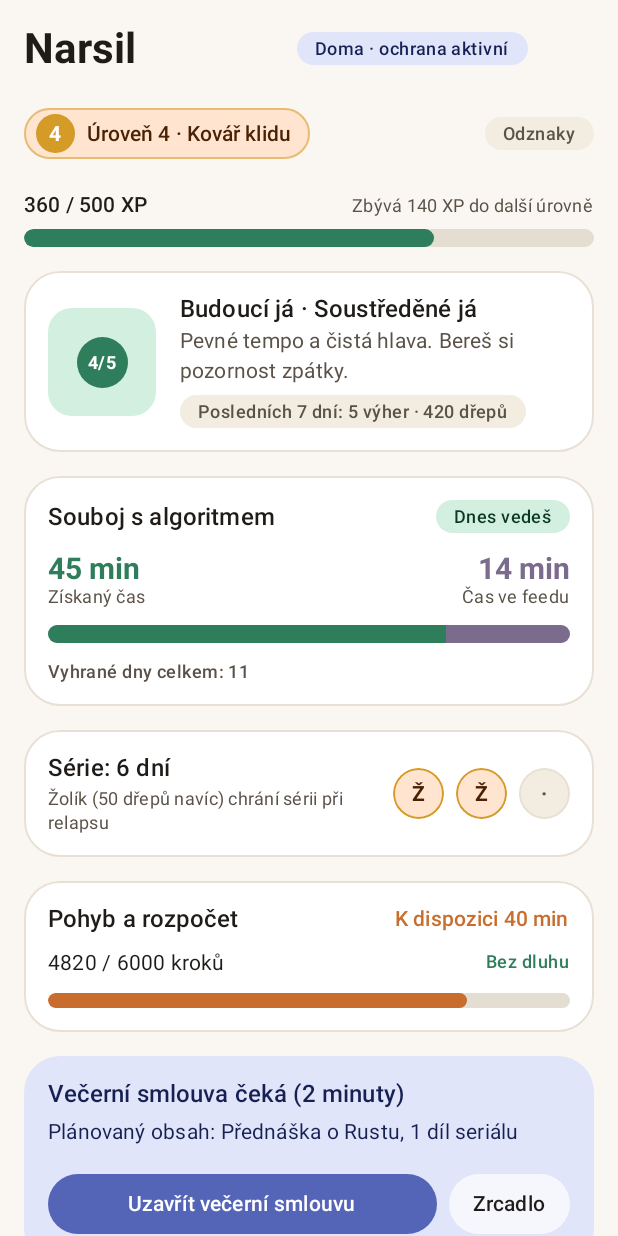
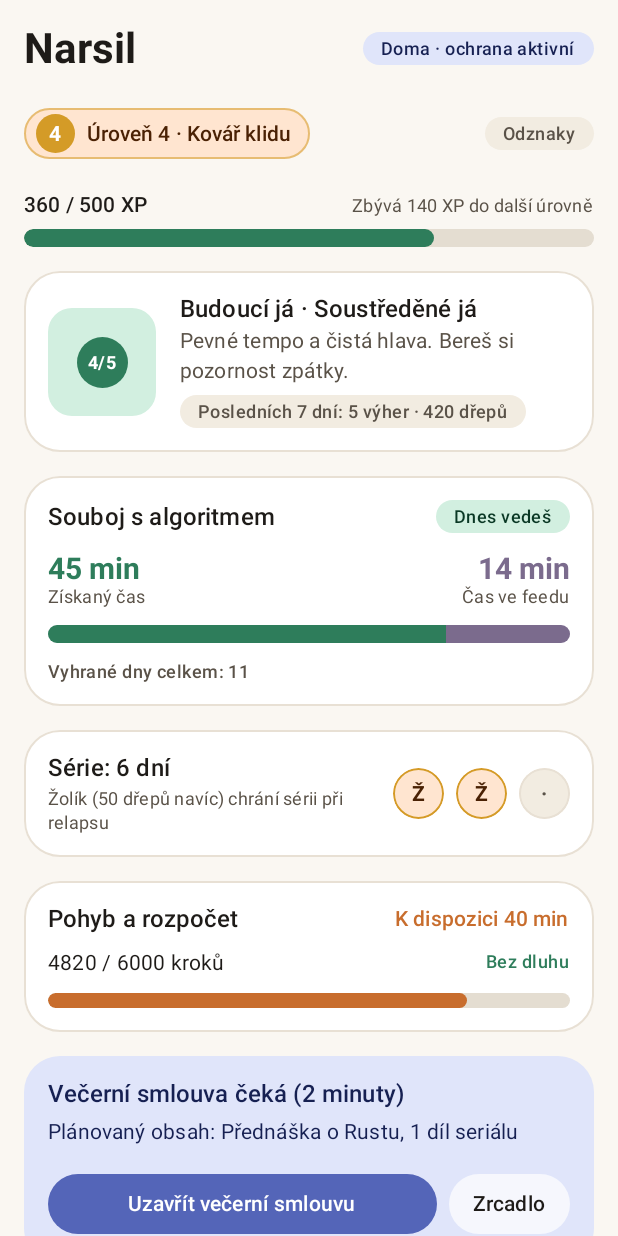
Before and after one commit to marekhanus1/Hackathon-2026, an Android app built with Jetpack Compose: the @Preview function HomeScreenLightPreview, on a phone screen of 412 x 824 dp. Run offline under Robolectric (Android 15) with nearby library versions, the phone set to English and light mode, and no system bars; pictures from the network do not load.

Commit message:
[gemini] 330 odstranění přebytečného end paddingu v HomeScreen po PR #66

```diff
--- a/app/src/main/java/cz/narsil/ui/screens/home/HomeScreen.kt
+++ b/app/src/main/java/cz/narsil/ui/screens/home/HomeScreen.kt
@@ -62,9 +62,7 @@ fun HomeScreen(
             verticalArrangement = Arrangement.spacedBy(spacing.md)
         ) {
             Row(
-                modifier = Modifier
-                    .fillMaxWidth()
-                    .padding(end = 44.dp),
+                modifier = Modifier.fillMaxWidth(),
                 horizontalArrangement = Arrangement.SpaceBetween,
                 verticalAlignment = Alignment.CenterVertically
             ) {
```
